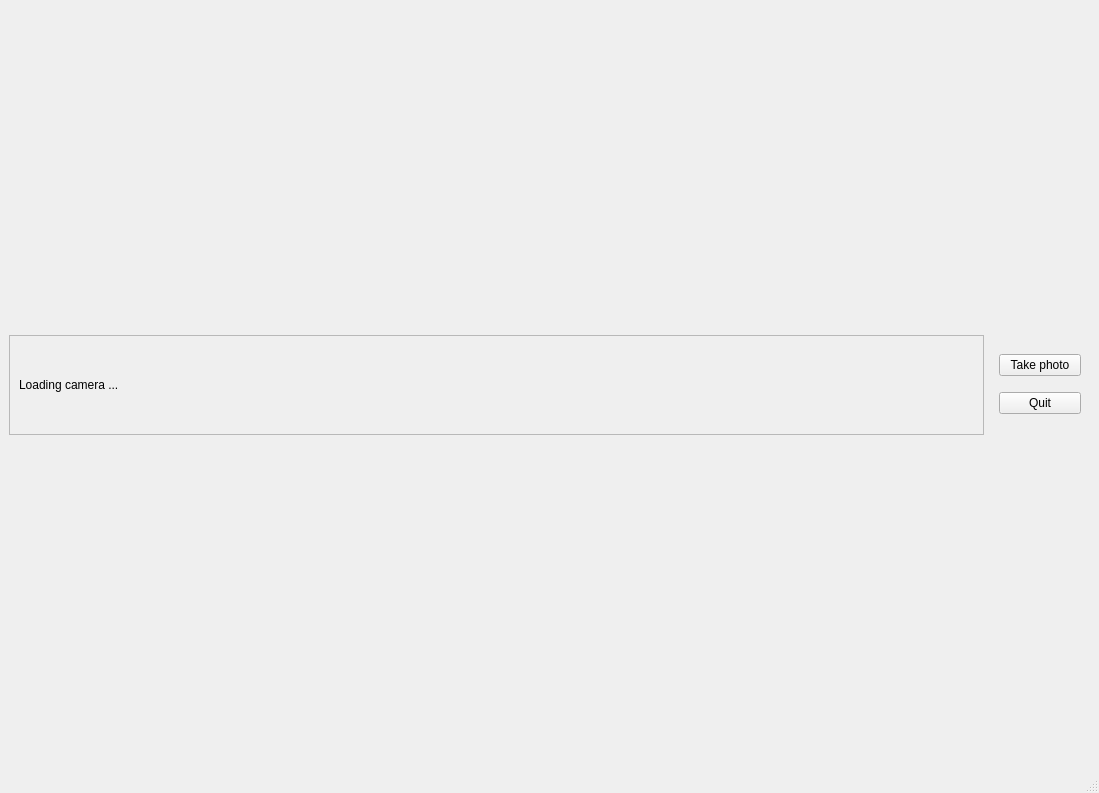
The window that MSI-plateformes/IHM-tests/ui/main.ui (RambokDev/MSI-plateformes) describes before a commit, drawn with Qt 5.
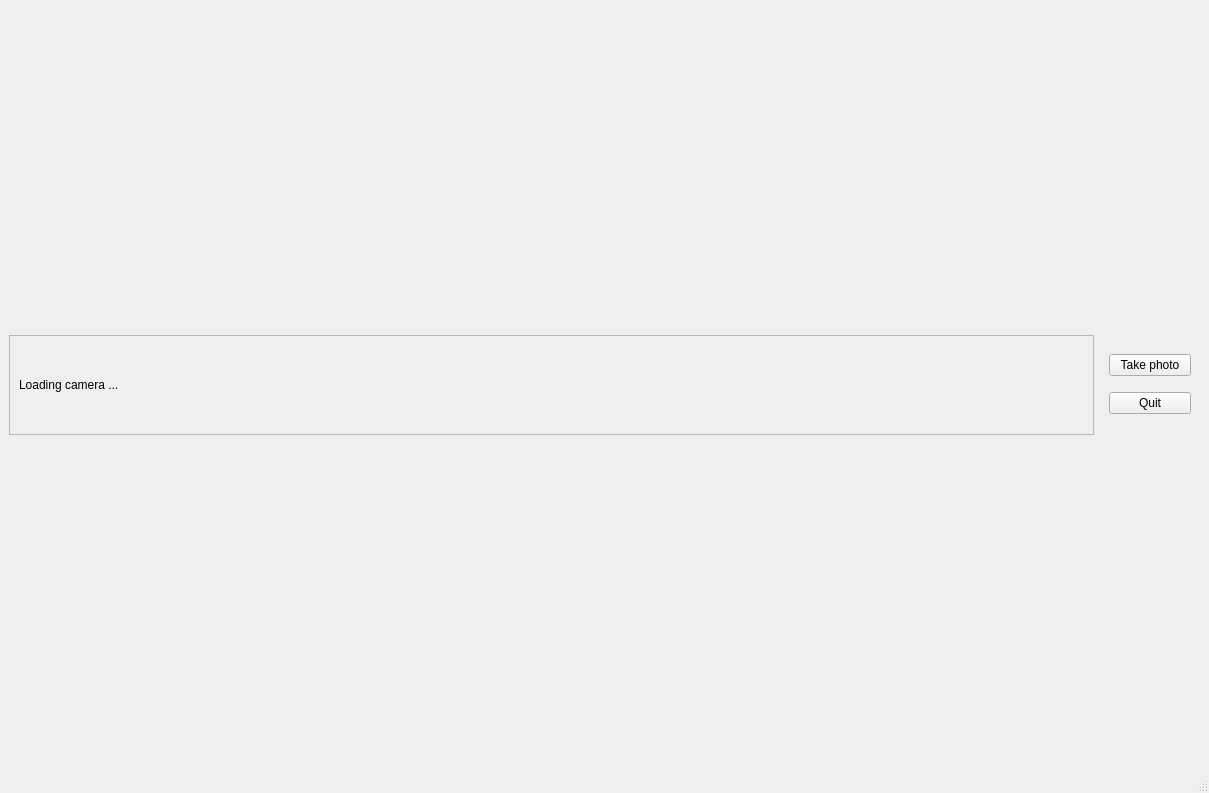
The same window after the commit.

```diff
--- a/MSI-plateformes/IHM-tests/ui/main.ui
+++ b/MSI-plateformes/IHM-tests/ui/main.ui
@@ -6,7 +6,7 @@
    <rect>
     <x>0</x>
     <y>0</y>
-    <width>1099</width>
+    <width>1209</width>
     <height>793</height>
    </rect>
   </property>
@@ -21,8 +21,8 @@
        <widget class="QFrame" name="frame_2">
         <property name="maximumSize">
          <size>
-          <width>1385</width>
-          <height>1080</height>
+          <width>16777215</width>
+          <height>16777215</height>
          </size>
         </property>
         <property name="frameShape">
@@ -37,10 +37,16 @@
         <layout class="QVBoxLayout" name="verticalLayout_3">
          <item>
           <widget class="QLabel" name="image">
+           <property name="minimumSize">
+            <size>
+             <width>0</width>
+             <height>0</height>
+            </size>
+           </property>
            <property name="maximumSize">
             <size>
-             <width>1385</width>
-             <height>1080</height>
+             <width>16777215</width>
+             <height>16777215</height>
             </size>
            </property>
            <property name="lineWidth">
```
Left out of the diff: 2 changed lines with no effect on the pictures.
